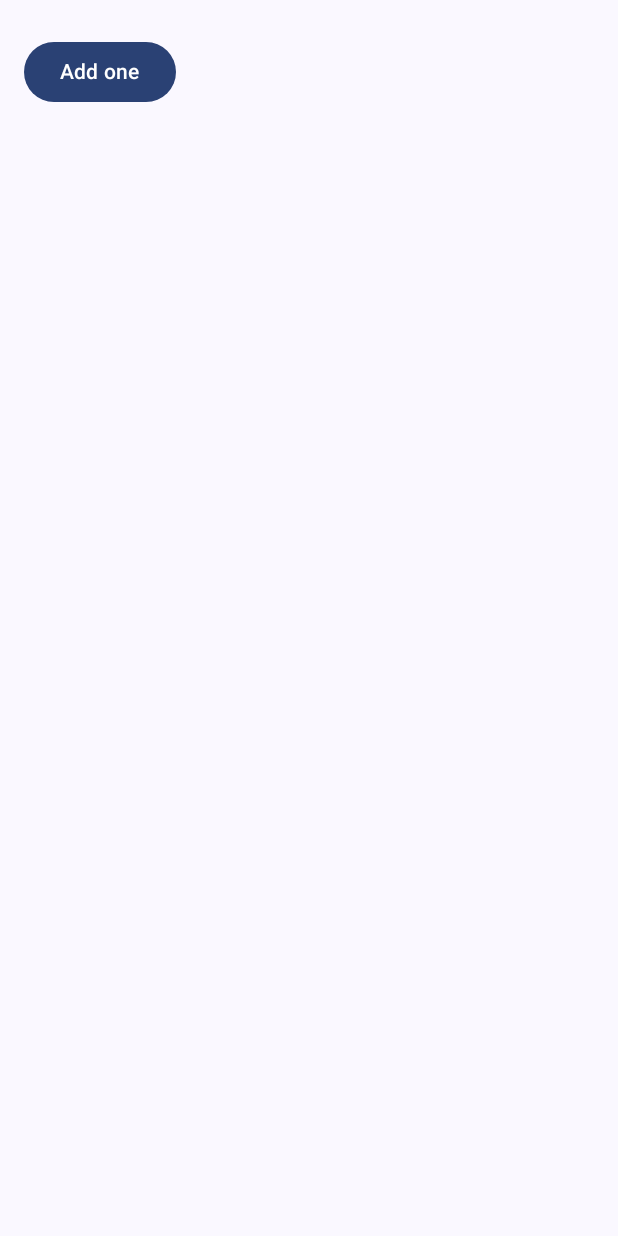
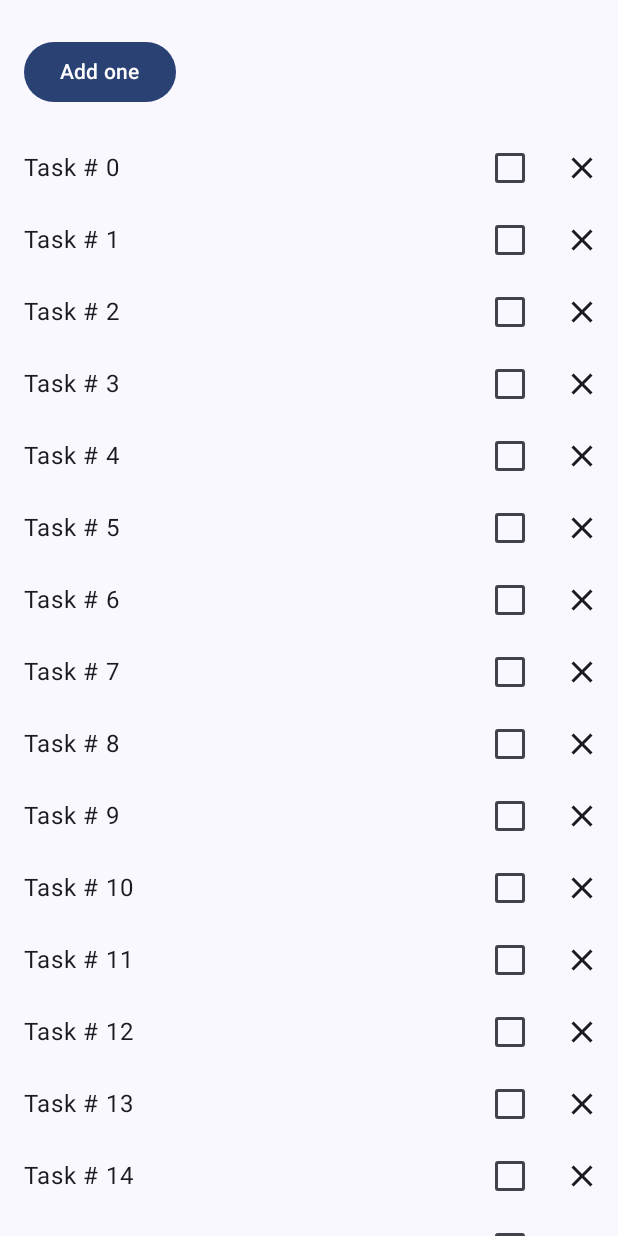
Before and after one commit to sh1mj1/Kotlin-Android-Learning-Test, an Android app built with Jetpack Compose: the screen it shows after launch (BasicStateActivity), on a phone screen of 412 x 824 dp. Run offline under Robolectric (Android 15) with nearby library versions, the phone set to English and light mode, and no system bars.

Commit message:
feat(Wellness): Work with lists - setup
removing task item is not working yet.
For WellnessTask When an item leaves the Composition, state that was remembered is forgotten.

```diff
--- a/app/src/main/java/com/example/learningtest/compose/state/WaterCounterV2.kt
+++ b/app/src/main/java/com/example/learningtest/compose/state/WaterCounterV2.kt
@@ -23,7 +23,7 @@ fun WaterCounterV2(modifier: Modifier = Modifier) {
         if (count > 0) {
             var showTask by rememberSaveable { mutableStateOf(true) }
             if (showTask) {
-                WellnessTaskItem(
+                WellnessTaskItemV1(
                     onClose = { showTask = false },
                     taskName = "Have you taken your 15 minute walk today?",
                 )
--- a/app/src/main/java/com/example/learningtest/compose/state/WellnessScreen.kt
+++ b/app/src/main/java/com/example/learningtest/compose/state/WellnessScreen.kt
@@ -1,9 +1,20 @@
 package com.example.learningtest.compose.state
 
+import androidx.compose.foundation.layout.Column
 import androidx.compose.runtime.Composable
 import androidx.compose.ui.Modifier
+import androidx.compose.ui.tooling.preview.Preview
 
 @Composable
 fun WellnessScreen(modifier: Modifier = Modifier) {
-    WaterStatefulCounter(modifier)
+    Column(modifier = modifier) {
+        WaterStatefulCounter()
+        WellnessTasksList()
+    }
 }
+
+@Preview(showBackground = true)
+@Composable
+private fun WellnessScreenPreview() {
+    WellnessScreen()
+}
--- /dev/null
+++ b/app/src/main/java/com/example/learningtest/compose/state/WellnessTask.kt
@@ -0,0 +1,8 @@
+package com.example.learningtest.compose.state
+
+data class WellnessTask(
+    val id: Int,
+    val label: String,
+)
+
+fun wellnessTasks() = List(30) { i -> WellnessTask(id = i, label = "Task # $i") }
--- a/app/src/main/java/com/example/learningtest/compose/state/WellnessTaskItem.kt
+++ b/app/src/main/java/com/example/learningtest/compose/state/WellnessTaskItemV1.kt
@@ -14,7 +14,7 @@ import androidx.compose.ui.tooling.preview.Preview
 import androidx.compose.ui.unit.dp
 
 @Composable
-fun WellnessTaskItem(
+fun WellnessTaskItemV1(
     taskName: String,
     onClose: () -> Unit,
     modifier: Modifier = Modifier,
@@ -42,7 +42,7 @@ fun WellnessTaskItem(
 @Preview(showBackground = true)
 @Composable
 private fun WellnessTaskItemPreview() {
-    WellnessTaskItem(
+    WellnessTaskItemV1(
         taskName = "This is a taskName",
         onClose = {},
     )
--- /dev/null
+++ b/app/src/main/java/com/example/learningtest/compose/state/WellnessTaskItemV2.kt
@@ -0,0 +1,72 @@
+package com.example.learningtest.compose.state
+
+import androidx.compose.foundation.layout.Row
+import androidx.compose.foundation.layout.padding
+import androidx.compose.material.icons.Icons
+import androidx.compose.material.icons.filled.Close
+import androidx.compose.material3.Checkbox
+import androidx.compose.material3.Icon
+import androidx.compose.material3.IconButton
+import androidx.compose.material3.Text
+import androidx.compose.runtime.Composable
+import androidx.compose.runtime.getValue
+import androidx.compose.runtime.mutableStateOf
+import androidx.compose.runtime.remember
+import androidx.compose.runtime.setValue
+import androidx.compose.ui.Alignment
+import androidx.compose.ui.Modifier
+import androidx.compose.ui.tooling.preview.Preview
+import androidx.compose.ui.unit.dp
+
+@Composable
+fun WellnessTaskItemV2(
+    taskName: String,
+    modifier: Modifier = Modifier,
+) {
+    var checkedState by remember { mutableStateOf(false) }
+
+    WellnessTaskItemV2(
+        taskName = taskName,
+        checked = checkedState,
+        onCheckedChange = { newValue -> checkedState = newValue },
+        onClose = {},
+        modifier = modifier,
+    )
+}
+
+@Composable
+fun WellnessTaskItemV2(
+    taskName: String,
+    checked: Boolean,
+    onCheckedChange: (Boolean) -> Unit,
+    onClose: () -> Unit,
+    modifier: Modifier = Modifier,
+) {
+    Row(
+        modifier = modifier,
+        verticalAlignment = Alignment.CenterVertically,
+    ) {
+        Text(
+            modifier =
+                Modifier
+                    .weight(1f)
+                    .padding(start = 16.dp),
+            text = taskName,
+        )
+        Checkbox(
+            checked = checked,
+            onCheckedChange = onCheckedChange,
+        )
+        IconButton(onClick = onClose) {
+            Icon(Icons.Filled.Close, contentDescription = "Close")
+        }
+    }
+}
+
+@Preview(showBackground = true)
+@Composable
+private fun WellnessTaskItemPreview() {
+    WellnessTaskItemV2(
+        taskName = "This is a taskName",
+    )
+}
--- /dev/null
+++ b/app/src/main/java/com/example/learningtest/compose/state/WellnessTasksList.kt
@@ -0,0 +1,23 @@
+package com.example.learningtest.compose.state
+
+import androidx.compose.foundation.lazy.LazyColumn
+import androidx.compose.foundation.lazy.items
+import androidx.compose.runtime.Composable
+import androidx.compose.runtime.remember
+import androidx.compose.ui.Modifier
+
+@Composable
+fun WellnessTasksList(
+    modifier: Modifier = Modifier,
+    list: List<WellnessTask> = remember { wellnessTasks() },
+) {
+    LazyColumn(
+        modifier = modifier,
+    ) {
+        items(list) { task ->
+            WellnessTaskItemV2(
+                taskName = task.label,
+            )
+        }
+    }
+}
```
Also changed, not shown: 1 other file.
